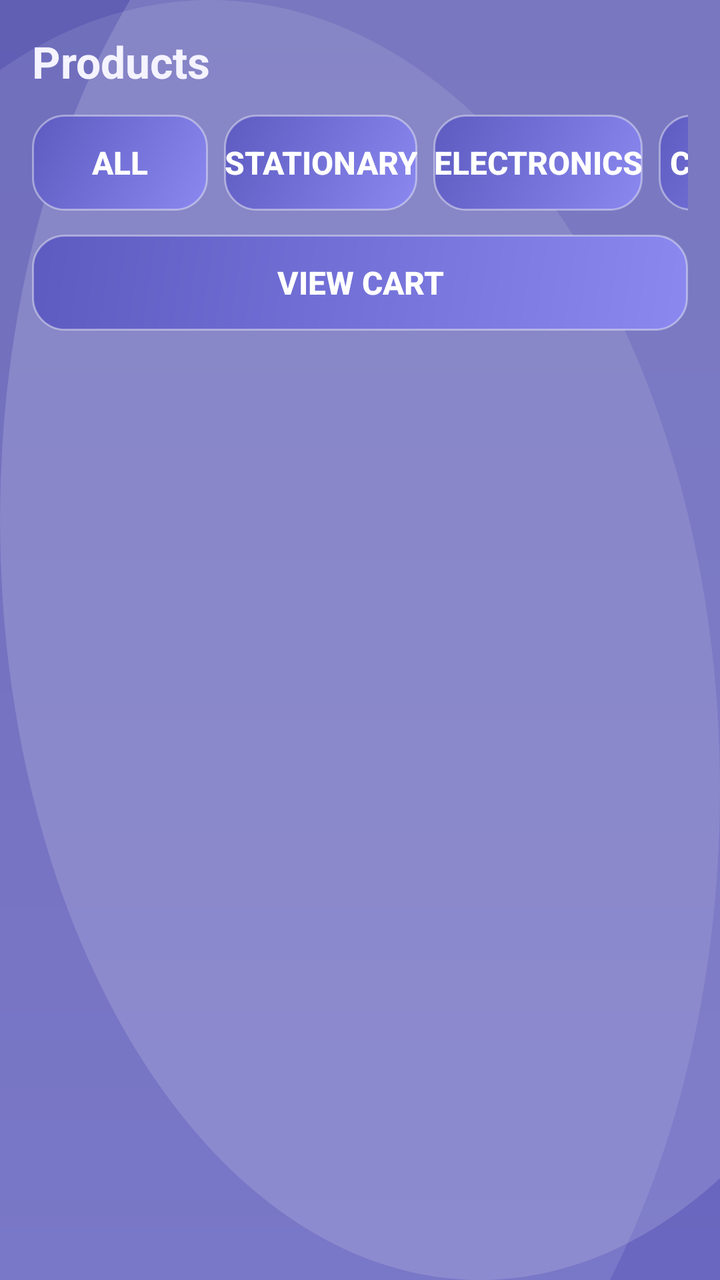
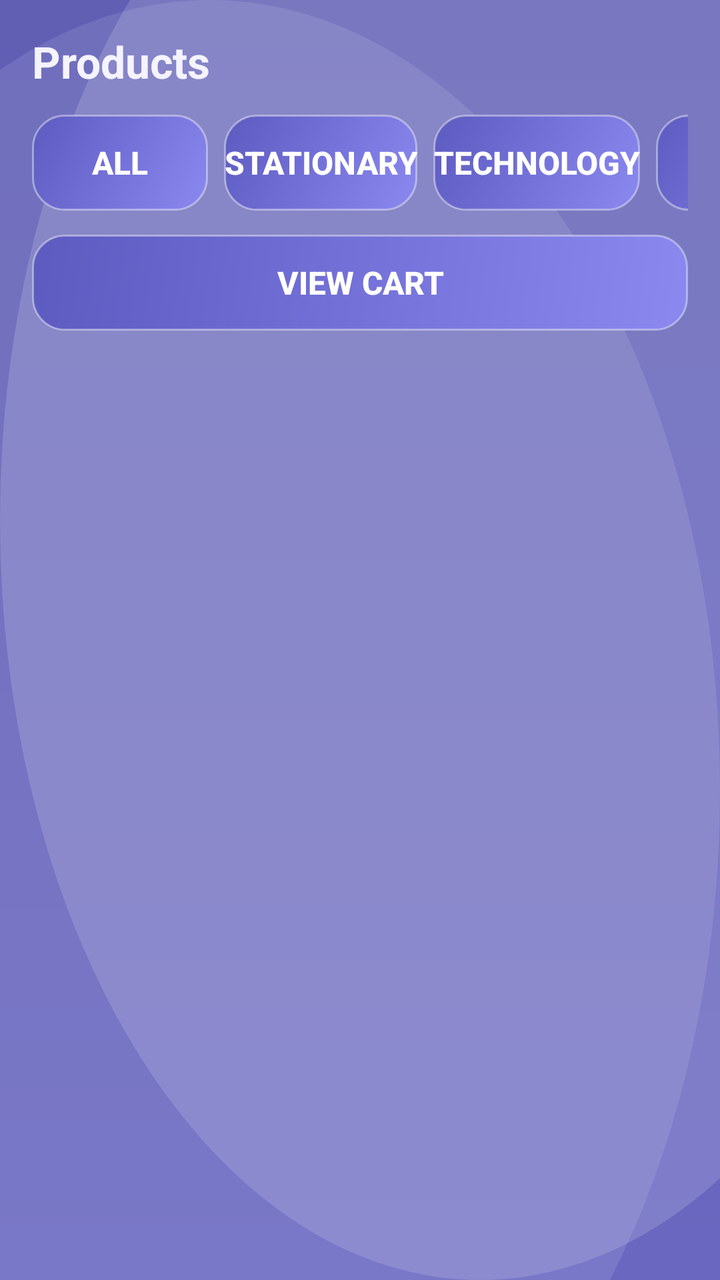

Two renders of the same Android screen: before a commit and after it. Below are the layout's source before the change and the commit's diff.
<!-- AndroidManifest.xml: application theme Theme.TheodistOnlineshoppingApp -->
<!-- res/layout/activity_product_list.xml -->
<?xml version="1.0" encoding="utf-8"?>
<LinearLayout xmlns:android="http://schemas.android.com/apk/res/android"
    xmlns:tools="http://schemas.android.com/tools"
    android:layout_width="match_parent"
    android:layout_height="match_parent"
    android:orientation="vertical"
    android:padding="16dp"
    android:background="@drawable/bg_gradient_screen"
    tools:context=".ProductListActivity">

    <TextView
        android:id="@+id/tvTitle"
        android:layout_width="match_parent"
        android:layout_height="wrap_content"
        android:text="Products"
        style="@style/ScreenTitle"
        android:layout_marginBottom="12dp" />

    <HorizontalScrollView
        android:layout_width="match_parent"
        android:layout_height="wrap_content"
        android:scrollbars="none"
        android:layout_marginBottom="12dp">

        <LinearLayout
            android:layout_width="wrap_content"
            android:layout_height="wrap_content"
            android:orientation="horizontal">

            <Button
                android:id="@+id/btnFilterAll"
                android:layout_width="wrap_content"
                android:layout_height="wrap_content"
                style="@style/PrimaryButton"
                android:text="All"
                android:layout_marginEnd="8dp" />

            <Button
                android:id="@+id/btnFilterStationary"
                android:layout_width="wrap_content"
                android:layout_height="wrap_content"
                style="@style/PrimaryButton"
                android:text="Stationary"
                android:layout_marginEnd="8dp" />

            <Button
                android:id="@+id/btnFilterElectronics"
                android:layout_width="wrap_content"
                android:layout_height="wrap_content"
                style="@style/PrimaryButton"
                android:text="Electronics"
                android:layout_marginEnd="8dp" />

            <Button
                android:id="@+id/btnFilterClothing"
                android:layout_width="wrap_content"
                android:layout_height="wrap_content"
                style="@style/PrimaryButton"
                android:text="Clothing" />

        </LinearLayout>
    </HorizontalScrollView>

    <Button
        android:id="@+id/btnViewCart"
        android:layout_width="match_parent"
        android:layout_height="wrap_content"
        style="@style/PrimaryButton"
        android:text="View Cart"
        android:layout_marginBottom="12dp" />

    <ScrollView
        android:layout_width="match_parent"
        android:layout_height="0dp"
        android:layout_weight="1"
        android:scrollbars="none">

        <LinearLayout
            android:id="@+id/productContainer"
            android:layout_width="match_parent"
            android:layout_height="wrap_content"
            android:orientation="vertical" />
    </ScrollView>

</LinearLayout>
<!-- resources referenced by this layout -->
<resources>
  <!-- drawable bg_gradient_screen (drawable) -->
  <?xml version="1.0" encoding="utf-8"?>
  <layer-list xmlns:android="http://schemas.android.com/apk/res/android">
      
      <item>
          <shape android:shape="rectangle">
              <gradient
                  android:startColor="#605FB4"
                  android:endColor="#6A67C0"
                  android:angle="270" />
          </shape>
      </item>
      
      <item
          android:top="-120dp"
          android:right="-120dp">
          <shape android:shape="oval">
              <solid android:color="#26FFFFFF" />
              <size android:width="300dp" android:height="300dp" />
          </shape>
      </item>
      
      <item
          android:bottom="-150dp"
          android:left="-150dp">
          <shape android:shape="oval">
              <solid android:color="#1AFFFFFF" />
              <size android:width="400dp" android:height="400dp" />
          </shape>
      </item>
  </layer-list>
  <style name="PrimaryButton">
          <item name="android:background">@drawable/bg_button_primary</item>
          <item name="android:textColor">@color/white</item>
          <item name="android:textSize">16sp</item>
          <item name="android:textStyle">bold</item>
          <item name="android:minHeight">48dp</item>
          <item name="android:gravity">center</item>
      </style>
  <style name="ScreenTitle">
          <item name="android:textColor">@color/near_white</item>
          <item name="android:textSize">22sp</item>
          <item name="android:textStyle">bold</item>
      </style>
  <style name="Theme.TheodistOnlineshoppingApp" parent="Base.Theme.TheodistOnlineshoppingApp" />
  <!-- drawable bg_button_primary (drawable) -->
  <?xml version="1.0" encoding="utf-8"?>
  <shape xmlns:android="http://schemas.android.com/apk/res/android"
      android:shape="rectangle">
      <gradient
          android:startColor="@color/button_gradient_start"
          android:endColor="@color/button_gradient_end"
          android:angle="135" />
      <stroke
          android:width="1dp"
          android:color="@color/glass_border" />
      <corners android:radius="@dimen/button_corner_radius" />
  </shape>
  <color name="white">#FFFFFFFF</color>
  <color name="near_white">#F4F3FF</color>
  <style name="Base.Theme.TheodistOnlineshoppingApp" parent="Theme.Material3.DayNight.NoActionBar">
          
          <item name="colorPrimary">@color/primary</item>
          <item name="colorPrimaryVariant">@color/primary_dark</item>
          <item name="colorOnPrimary">@color/white</item>
          <item name="android:windowBackground">@drawable/bg_gradient_screen</item>
      </style>
  <color name="button_gradient_start">#8B89F0</color>
  <color name="button_gradient_end">#5D5BC0</color>
  <color name="glass_border">#66FFFFFF</color>
  <dimen name="button_corner_radius">16dp</dimen>
  <color name="primary">#605FB4</color>
  <color name="primary_dark">#484790</color>
</resources>

<!-- the commit's change to res/layout/activity_product_list.xml (unified diff, before → after) -->
@@ -44,19 +44,27 @@
                 android:layout_marginEnd="8dp" />
 
             <Button
-                android:id="@+id/btnFilterElectronics"
+                android:id="@+id/btnFilterTechnology"
                 android:layout_width="wrap_content"
                 android:layout_height="wrap_content"
                 style="@style/PrimaryButton"
-                android:text="Electronics"
+                android:text="Technology"
                 android:layout_marginEnd="8dp" />
 
             <Button
-                android:id="@+id/btnFilterClothing"
+                android:id="@+id/btnFilterToys"
                 android:layout_width="wrap_content"
                 android:layout_height="wrap_content"
                 style="@style/PrimaryButton"
-                android:text="Clothing" />
+                android:text="Toys"
+                android:layout_marginEnd="8dp" />
+
+            <Button
+                android:id="@+id/btnFilterFurniture"
+                android:layout_width="wrap_content"
+                android:layout_height="wrap_content"
+                style="@style/PrimaryButton"
+                android:text="Office Furniture" />
 
         </LinearLayout>
     </HorizontalScrollView>
